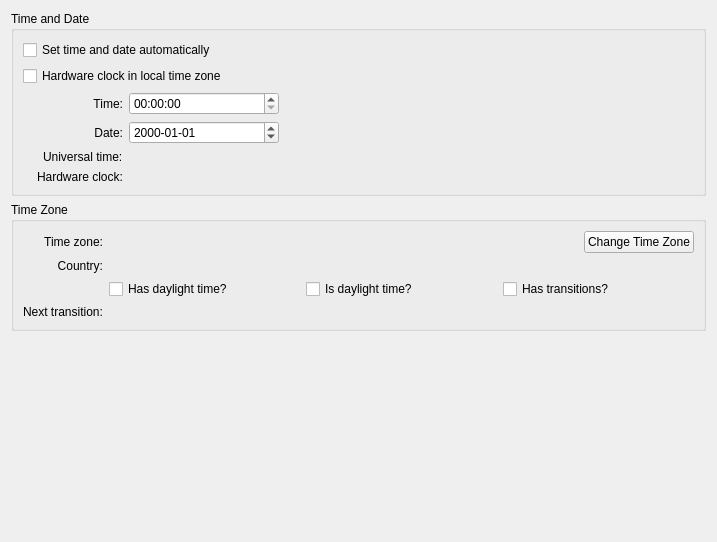
The window that src/manjaro-settings-manager/pages/PageTimeDate.ui (manjaro/manjaro-settings-manager) describes before a commit, drawn with Qt 5.
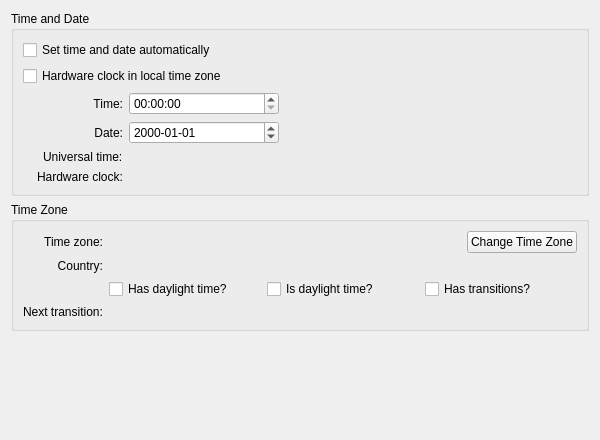
The same window after the commit.

Patch:
```diff
--- a/src/manjaro-settings-manager/pages/PageTimeDate.ui
+++ b/src/manjaro-settings-manager/pages/PageTimeDate.ui
@@ -6,8 +6,8 @@
    <rect>
     <x>0</x>
     <y>0</y>
-    <width>717</width>
-    <height>542</height>
+    <width>600</width>
+    <height>440</height>
    </rect>
   </property>
   <property name="windowTitle">
```
